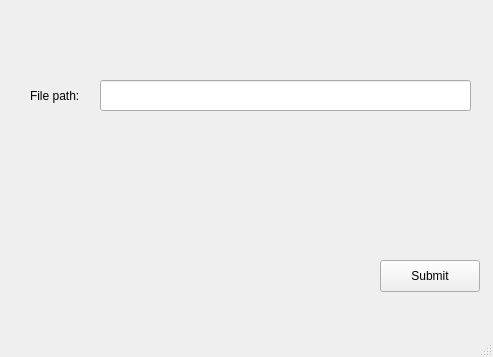
This is querybuilder.ui in stefanmarjanovic/Query-Builder-2 as Qt 5 draws it before an edit. The edited form follows.
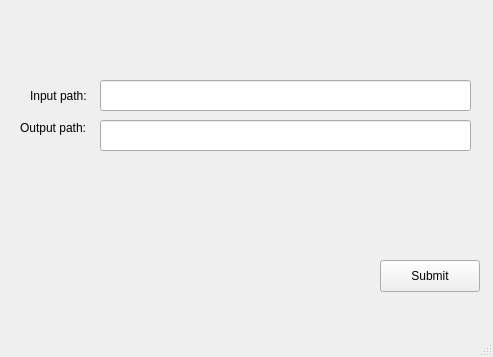
This is the edited form.

Commit message:
Format output
* add qeury syntax
* format data correctly
* add output file path

Patch:
```diff
--- a/querybuilder.ui
+++ b/querybuilder.ui
@@ -34,7 +34,7 @@
      </rect>
     </property>
     <property name="text">
-     <string>File path: </string>
+     <string>Input path: </string>
     </property>
    </widget>
    <widget class="QPushButton" name="pushButton">
@@ -50,6 +50,29 @@
      <string>Submit</string>
     </property>
    </widget>
+   <widget class="QLabel" name="outputLabel">
+    <property name="geometry">
+     <rect>
+      <x>20</x>
+      <y>120</y>
+      <width>71</width>
+      <height>16</height>
+     </rect>
+    </property>
+    <property name="text">
+     <string>Output path:</string>
+    </property>
+   </widget>
+   <widget class="QLineEdit" name="outputPath">
+    <property name="geometry">
+     <rect>
+      <x>100</x>
+      <y>120</y>
+      <width>371</width>
+      <height>31</height>
+     </rect>
+    </property>
+   </widget>
   </widget>
   <widget class="QMenuBar" name="menubar">
    <property name="geometry">
```
Left out of the diff: 2 changed lines with no effect on the pictures. The commit also changes 2 other files.
